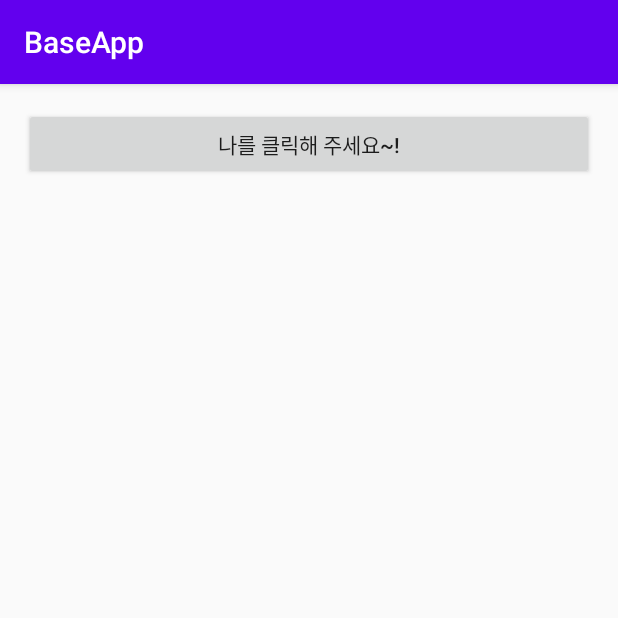
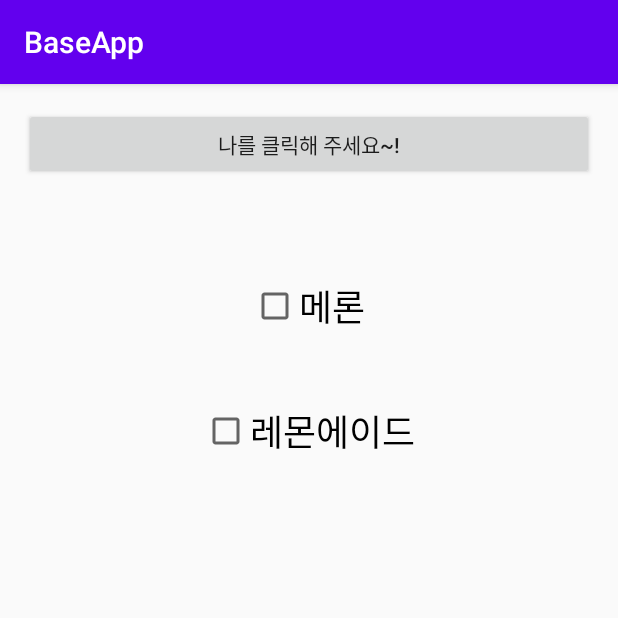
Before and after one commit to yuminc03/BaseApp, an Android app: the screen it shows after launch (MainActivity), on a phone screen of 412 x 824 dp, the top half of it. Run offline under Robolectric (Android 15) with nearby library versions, the phone set to English and light mode, and no system bars.

Commit message:
버튼과 체크박스 누르면 코스트로 일림 뜨는 기능 구현

```diff
--- a/app/src/main/AndroidManifest.xml
+++ b/app/src/main/AndroidManifest.xml
@@ -9,6 +9,7 @@
         android:roundIcon="@mipmap/ic_launcher_round"
         android:supportsRtl="true"
         android:theme="@style/AppTheme">
+        <activity android:name=".MainjavaActivity"></activity>
         <activity android:name=".MainActivity">
             <intent-filter>
                 <action android:name="android.intent.action.MAIN" />
--- a/app/src/main/java/kr/hs/emirim/s2019w20/baseapp/MainActivity.kt
+++ b/app/src/main/java/kr/hs/emirim/s2019w20/baseapp/MainActivity.kt
@@ -1,11 +1,35 @@
 package kr.hs.emirim.s2019w20.baseapp
 
+import android.os.Bundle
+import android.widget.Button
+import android.widget.CheckBox
+import android.widget.Toast
 import androidx.appcompat.app.AppCompatActivity
-import android.os.Bundle
 
 class MainActivity : AppCompatActivity() {
+
+    lateinit var button1 : Button
+    lateinit var check1 : CheckBox
+    lateinit var check2 : CheckBox
+
     override fun onCreate(savedInstanceState: Bundle?) {
         super.onCreate(savedInstanceState)
         setContentView(R.layout.activity_main)
+        button1 = findViewById(R.id.toastButton);
+        button1.setOnClickListener{
+            Toast.makeText(applicationContext, "나 클릭되었어요", Toast.LENGTH_LONG).show()
+        }
+        check1 = findViewById(R.id.checkBox1)
+        check1.setText("메론")
+        check2 = findViewById(R.id.checkBox2)
+
+        check1.setOnClickListener {
+            val check = it as CheckBox
+            Toast.makeText(this, "내가 좋아하는 것은~" + check.text, Toast.LENGTH_SHORT).show()
+        }
+        check2.setOnClickListener {
+            val check = it as CheckBox
+            Toast.makeText(this, "내가 좋아하는 것은~" + check.text, Toast.LENGTH_SHORT).show()
+        }
     }
 }
--- a/app/src/main/res/layout/activity_main.xml
+++ b/app/src/main/res/layout/activity_main.xml
@@ -17,9 +17,34 @@
         android:layout_marginRight="16dp"
         android:text="@string/clickme"
         app:layout_constraintEnd_toEndOf="parent"
-        app:layout_constraintHorizontal_bias="0.0"
         app:layout_constraintStart_toStartOf="parent"
         app:layout_constraintTop_toTopOf="parent" />
 
+    <CheckBox
+        android:id="@+id/checkBox1"
+        android:layout_width="wrap_content"
+        android:layout_height="wrap_content"
+        android:text="아이스크림"
+        android:textSize="24sp"
+        app:layout_constraintBottom_toBottomOf="parent"
+        app:layout_constraintEnd_toEndOf="parent"
+        app:layout_constraintHorizontal_bias="0.498"
+        app:layout_constraintStart_toStartOf="parent"
+        app:layout_constraintTop_toTopOf="parent"
+        app:layout_constraintVertical_bias="0.178" />
+
+    <CheckBox
+        android:id="@+id/checkBox2"
+        android:layout_width="wrap_content"
+        android:layout_height="wrap_content"
+        android:text="레몬에이드"
+        android:textSize="24sp"
+        app:layout_constraintBottom_toBottomOf="parent"
+        app:layout_constraintEnd_toEndOf="parent"
+        app:layout_constraintHorizontal_bias="0.498"
+        app:layout_constraintStart_toStartOf="parent"
+        app:layout_constraintTop_toBottomOf="@+id/checkBox1"
+        app:layout_constraintVertical_bias="0.084" />
+
 
 </androidx.constraintlayout.widget.ConstraintLayout>
```
Also changed, not shown: app/src/main/java/kr/hs/emirim/s2019w20/baseapp/MainjavaActivity.java (added, +46 -0 lines).
